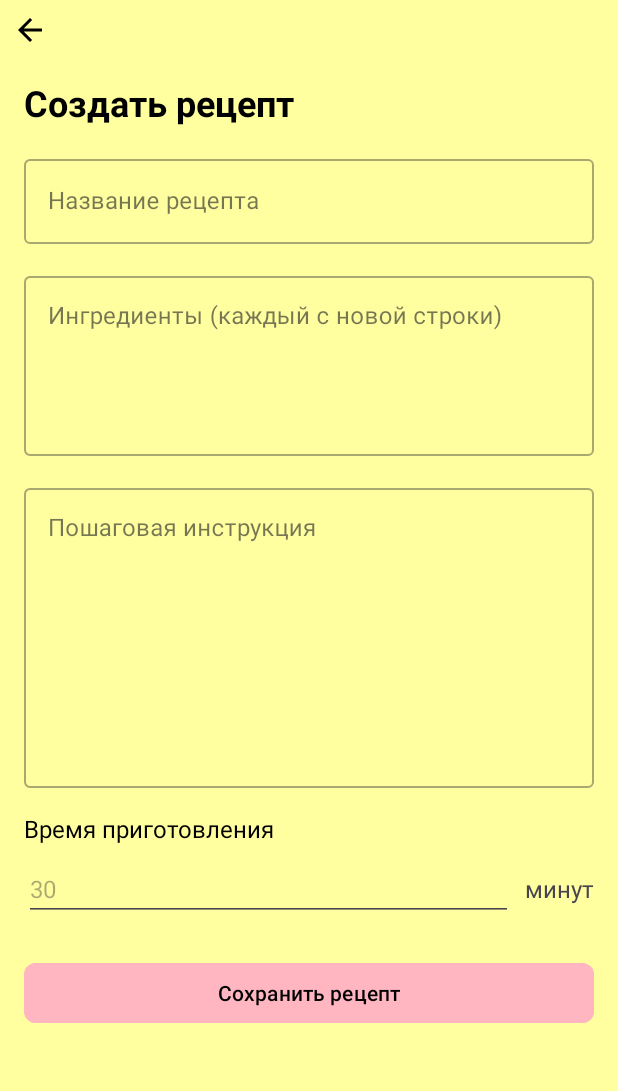
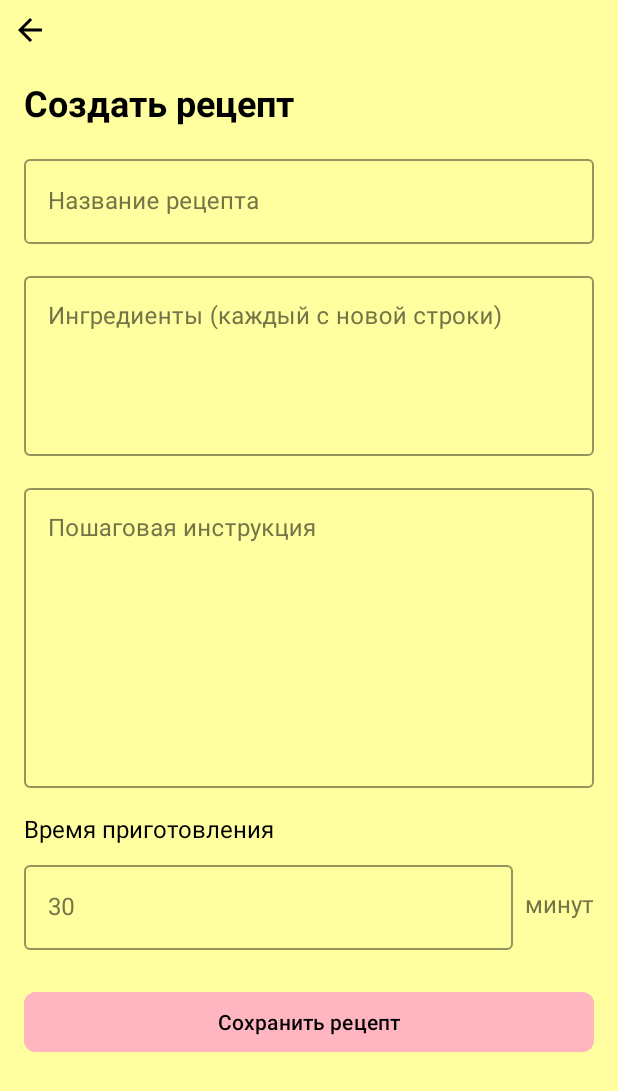
Before and after one commit to Pro100baobab/PaletteOfFlavors, an Android app built with Jetpack Compose: the fragment CreateRecipeFragment placed in its activity, on a phone screen of 412 x 824 dp. Shown: the top 1091 px of the screen. Run offline under Robolectric (Android 15) with nearby library versions, the phone set to English and light mode, and no system bars; our stand-ins replace Room's generated code, navigation-ui.

Commit message:
небольшие UI корректировки

```diff
--- a/app/src/main/res/layout/fragment_create_recipe.xml
+++ b/app/src/main/res/layout/fragment_create_recipe.xml
@@ -14,24 +14,24 @@
         android:layout_height="wrap_content"
         android:layout_margin="8dp"
         android:background="?attr/selectableItemBackgroundBorderless"
-        android:src="@drawable/general_back_icon_24"/>
+        android:src="@drawable/general_back_icon_24" />
 
     <androidx.core.widget.NestedScrollView
-        android:fillViewport="true"
+        android:layout_width="match_parent"
         android:layout_height="match_parent"
-        android:layout_width="match_parent"
-        android:layout_marginTop="36dp"> <!-- Добавлен отступ сверху -->
+        android:layout_marginTop="36dp"
+        android:fillViewport="true"> <!-- Добавлен отступ сверху -->
 
         <androidx.constraintlayout.widget.ConstraintLayout
+            android:layout_width="match_parent"
             android:layout_height="wrap_content"
-            android:layout_width="match_parent"
             android:padding="16dp">
 
             <!-- Заголовок -->
             <TextView
                 android:id="@+id/recipe_title_label"
+                android:layout_width="wrap_content"
                 android:layout_height="wrap_content"
-                android:layout_width="wrap_content"
                 android:text="@string/create_recipe_title"
                 android:textColor="@color/black"
                 android:textSize="24sp"
@@ -41,71 +41,87 @@
 
             <!-- Поле названия -->
             <com.google.android.material.textfield.TextInputLayout
+                android:id="@+id/recipe_name_input"
                 style="@style/Widget.MaterialComponents.TextInputLayout.OutlinedBox"
-                android:id="@+id/recipe_name_input"
+                android:layout_width="0dp"
                 android:layout_height="wrap_content"
                 android:layout_marginTop="16dp"
-                android:layout_width="0dp"
+                android:textColorHint="@color/textColor"
+                app:boxStrokeColor="@color/dark_red"
+                app:boxStrokeWidthFocused="2dp"
+                app:cursorColor="@color/dark_red"
+                app:hintTextColor="@color/dark_red"
                 app:layout_constraintEnd_toEndOf="parent"
                 app:layout_constraintStart_toStartOf="parent"
                 app:layout_constraintTop_toBottomOf="@id/recipe_title_label">
 
                 <com.google.android.material.textfield.TextInputEditText
+                    android:id="@+id/recipe_name_edit"
+                    android:layout_width="match_parent"
+                    android:layout_height="wrap_content"
                     android:hint="@string/recipe_name_hint"
-                    android:id="@+id/recipe_name_edit"
-                    android:inputType="textCapWords"
-                    android:layout_height="wrap_content"
-                    android:layout_width="match_parent" />
+                    android:inputType="textCapWords" />
             </com.google.android.material.textfield.TextInputLayout>
 
             <!-- Поле ингредиентов -->
             <com.google.android.material.textfield.TextInputLayout
+                android:id="@+id/ingredients_input"
                 style="@style/Widget.MaterialComponents.TextInputLayout.OutlinedBox"
-                android:id="@+id/ingredients_input"
+                android:layout_width="0dp"
                 android:layout_height="wrap_content"
                 android:layout_marginTop="16dp"
-                android:layout_width="0dp"
+                android:textColorHint="@color/textColor"
+                app:boxStrokeColor="@color/dark_red"
+                app:boxStrokeWidthFocused="2dp"
+                app:cursorColor="@color/dark_red"
+                app:hintTextColor="@color/dark_red"
                 app:layout_constraintEnd_toEndOf="parent"
                 app:layout_constraintStart_toStartOf="parent"
                 app:layout_constraintTop_toBottomOf="@id/recipe_name_input">
 
                 <com.google.android.material.textfield.TextInputEditText
+                    android:id="@+id/ingredients_edit"
+                    android:layout_width="match_parent"
+                    android:layout_height="120dp"
                     android:gravity="top"
                     android:hint="@string/ingredients_hint"
-                    android:id="@+id/ingredients_edit"
                     android:inputType="textMultiLine"
-                    android:layout_height="120dp"
-                    android:layout_width="match_parent"
                     android:minLines="3" />
             </com.google.android.material.textfield.TextInputLayout>
 
             <!-- Поле инструкций -->
             <com.google.android.material.textfield.TextInputLayout
+                android:id="@+id/instructions_input"
                 style="@style/Widget.MaterialComponents.TextInputLayout.OutlinedBox"
-                android:id="@+id/instructions_input"
+                android:layout_width="0dp"
                 android:layout_height="wrap_content"
                 android:layout_marginTop="16dp"
-                android:layout_width="0dp"
+                android:textColorHint="@color/textColor"
+                app:boxStrokeColor="@color/dark_red"
+                app:boxStrokeWidthFocused="2dp"
+                app:cursorColor="@color/dark_red"
+                app:hintTextColor="@color/dark_red"
                 app:layout_constraintEnd_toEndOf="parent"
                 app:layout_constraintStart_toStartOf="parent"
                 app:layout_constraintTop_toBottomOf="@id/ingredients_input">
 
                 <com.google.android.material.textfield.TextInputEditText
+                    android:id="@+id/instructions_edit"
+                    android:layout_width="match_parent"
+                    android:layout_height="200dp"
                     android:gravity="top"
                     android:hint="@string/instructions_hint"
-                    android:id="@+id/instructions_edit"
                     android:inputType="textMultiLine"
-                    android:layout_height="200dp"
-                    android:layout_width="match_parent"
-                    android:minLines="5" />
+                    android:minLines="5"
+                    android:textColor="@color/black" />
             </com.google.android.material.textfield.TextInputLayout>
 
             <!-- Время приготовления -->
             <TextView
                 android:id="@+id/recipe_cooking_time_label"
+                android:layout_width="wrap_content"
                 android:layout_height="wrap_content"
                 android:layout_marginTop="16dp"
-                android:layout_width="wrap_content"
                 android:text="@string/cooking_time"
                 android:textColor="@color/black"
                 android:textSize="16sp"
@@ -114,22 +130,34 @@
 
             <LinearLayout
                 android:id="@+id/recipe_time_container"
+                android:layout_width="0dp"
                 android:layout_height="wrap_content"
                 android:layout_marginTop="8dp"
-                android:layout_width="0dp"
                 android:orientation="horizontal"
                 app:layout_constraintEnd_toEndOf="parent"
                 app:layout_constraintStart_toStartOf="parent"
                 app:layout_constraintTop_toBottomOf="@id/recipe_cooking_time_label">
 
-                <EditText
-                    android:hint="@string/time_in_minutes"
-                    android:id="@+id/recipe_cooking_time_edit"
-                    android:inputType="number"
+
+                <com.google.android.material.textfield.TextInputLayout
+                    style="@style/Widget.MaterialComponents.TextInputLayout.OutlinedBox"
+                    android:layout_width="0dp"
                     android:layout_height="wrap_content"
                     android:layout_weight="1"
-                    android:layout_width="0dp"
-                    android:textSize="16sp" />
+                    android:textColorHint="@color/textColor"
+                    app:boxStrokeColor="@color/dark_red"
+                    app:boxStrokeWidthFocused="2dp"
+                    app:cursorColor="@color/dark_red"
+                    app:hintTextColor="@color/dark_red">
+
+                    <com.google.android.material.textfield.TextInputEditText
+                        android:id="@+id/recipe_cooking_time_edit"
+                        android:layout_width="match_parent"
+                        android:layout_height="wrap_content"
+                        android:hint="@string/time_in_minutes"
+                        android:inputType="number"
+                        android:textColor="@color/black" />
+                </com.google.android.material.textfield.TextInputLayout>
 
                 <TextView
                     android:layout_width="wrap_content"
@@ -137,16 +165,17 @@
                     android:layout_gravity="center_vertical"
                     android:layout_marginStart="8dp"
                     android:text="@string/minutes"
+                    android:textColor="@color/textColor"
                     android:textSize="16sp" />
             </LinearLayout>
 
             <!-- Кнопка сохранения -->
             <com.google.android.material.button.MaterialButton
-                android:backgroundTint="@color/light_pink"
                 android:id="@+id/save_button"
+                android:layout_width="0dp"
                 android:layout_height="wrap_content"
                 android:layout_marginTop="24dp"
-                android:layout_width="0dp"
+                android:backgroundTint="@color/light_pink"
                 android:text="@string/save_recipe"
                 android:textColor="@color/black"
                 app:cornerRadius="8dp"
--- a/app/src/main/res/layout/fragment_favorites.xml
+++ b/app/src/main/res/layout/fragment_favorites.xml
@@ -106,12 +106,13 @@
             android:id="@+id/favorites_fragment_missing_item_hint"
             android:layout_width="200dp"
             android:layout_height="wrap_content"
-            android:text="Здесь будут отображены ваши любимые рецепты"
+            android:text="@string/hint_favorite_recipes"
             android:textAlignment="center"
             android:textAllCaps="false"
             android:textSize="20sp"
             android:textStyle="italic"
             android:visibility="visible"
+            android:textColor="@color/black"
             app:layout_constraintBottom_toBottomOf="@+id/recipesRecyclerView"
             app:layout_constraintEnd_toEndOf="@+id/recipesRecyclerView"
             app:layout_constraintHorizontal_bias="0.497"
@@ -123,12 +124,13 @@
             android:id="@+id/favorites_fragment_missing_item_hint2"
             android:layout_width="200dp"
             android:layout_height="wrap_content"
-            android:text="Здесь будут отображены ВАШИ рецепты"
+            android:text="@string/hint_your_recipes"
             android:textAlignment="center"
             android:textAllCaps="false"
             android:textSize="20sp"
             android:textStyle="italic"
             android:visibility="invisible"
+            android:textColor="@color/black"
             app:layout_constraintBottom_toBottomOf="@+id/recipesRecyclerView"
             app:layout_constraintEnd_toEndOf="@+id/recipesRecyclerView"
             app:layout_constraintHorizontal_bias="0.497"
--- a/app/src/main/res/layout/fragment_make_selection.xml
+++ b/app/src/main/res/layout/fragment_make_selection.xml
@@ -67,6 +67,7 @@
                 android:layout_marginStart="120dp"
                 android:layout_marginTop="40dp"
                 android:text="@string/enter_phone_number"
+                android:textColor="@color/textColor"
                 android:textSize="18sp" />
 
             <TextView
@@ -107,6 +108,7 @@
                 android:layout_marginStart="120dp"
                 android:layout_marginTop="40dp"
                 android:text="@string/enter_email"
+                android:textColor="@color/textColor"
                 android:textSize="18sp" />
 
             <TextView
--- a/app/src/main/res/layout/fragment_verify_otp.xml
+++ b/app/src/main/res/layout/fragment_verify_otp.xml
@@ -100,12 +100,13 @@
                 android:cursorVisible="true"
                 android:gravity="center"
                 android:hint="xxxxxx"
+                android:textColorHint="@color/textColor"
                 android:inputType="number"
                 android:textAllCaps="false"
                 android:textIsSelectable="true"
                 android:textSize="20sp"
                 android:textStyle="italic"
-                app:cursorColor="@color/black"
+                app:cursorColor="@color/dark_red"
                 android:textColor="@color/black"
                 app:itemCount="6"
 
--- a/app/src/main/res/values/strings.xml
+++ b/app/src/main/res/values/strings.xml
@@ -83,4 +83,6 @@
     <string name="change_language">Сменить язык</string>
     <string name="add_account">Добавить аккаунт</string>
     <string name="logout">Выйти</string>
+    <string name="hint_your_recipes">Здесь будут отображены ВАШИ рецепты</string>
+    <string name="hint_favorite_recipes">Здесь будут отображены ваши любимые рецепты</string>
 </resources>
```
Also changed, not shown: app/src/main/res/layout/fragment_forget_password.xml (+16 -11 lines), app/src/main/res/layout/fragment_login.xml (+36 -35 lines), app/src/main/res/layout/fragment_registration.xml (+58 -48 lines), app/src/main/res/layout/fragment_search.xml (+120 -75 lines).
